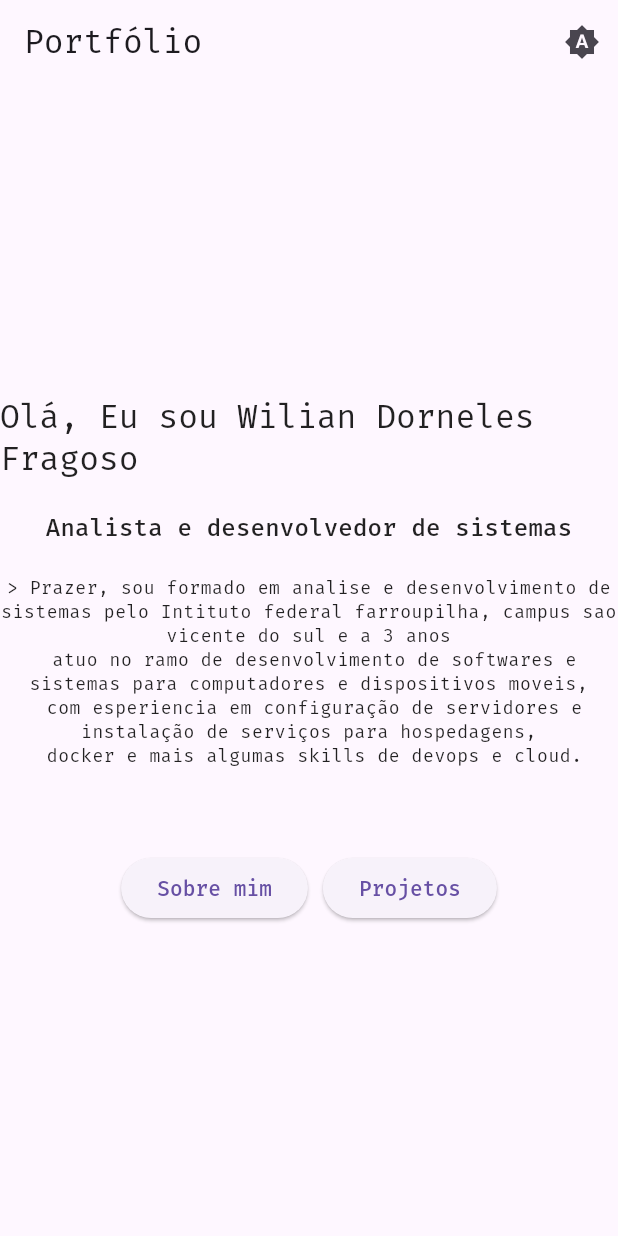
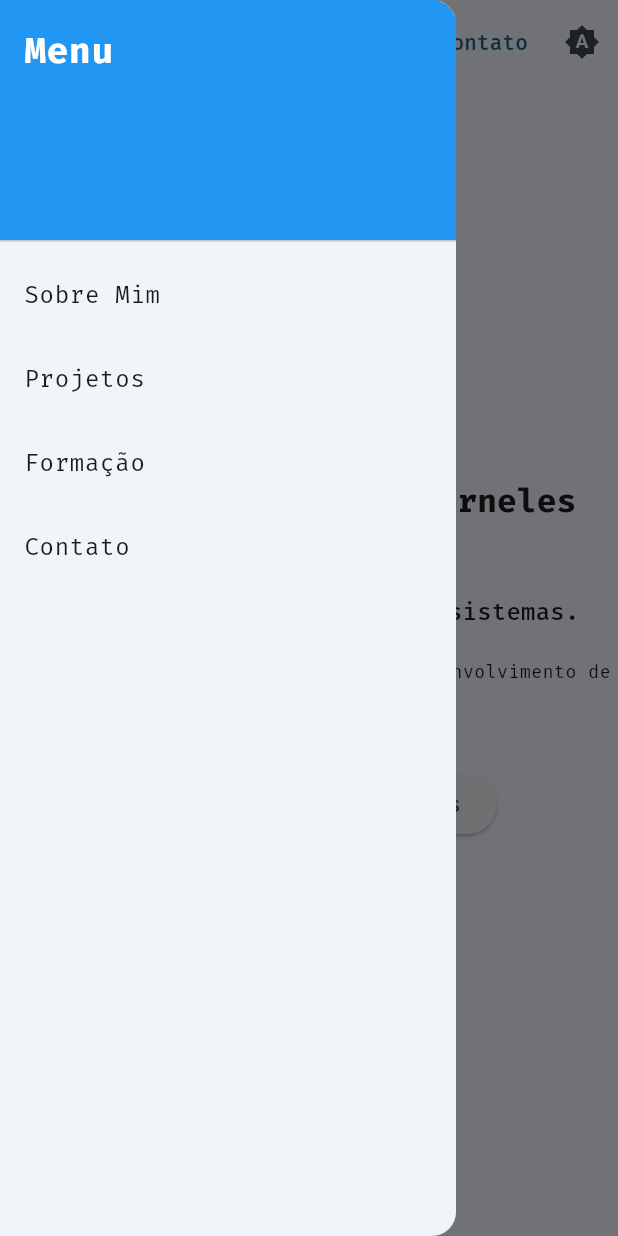
Before and after one commit to wiliantv/portifolio, a Flutter app: the screen it shows after launch, with the side drawer open (before the commit the screen has no drawer), on a phone screen of 412 x 824 dp. Run offline on Flutter 3.47's test engine with Material 3 defaults, Android fonts, the phone set to English and light mode, and no system bars; our stand-ins replace easy_dynamic_theme, google_fonts.

Commit message:
Ajustes na interface e criado o componente que "Digita" o texto

```diff
--- a/lib/main.dart
+++ b/lib/main.dart
@@ -1,6 +1,9 @@
+import 'dart:async'; // Adicione esta importação para usar Timer
 import 'package:easy_dynamic_theme/easy_dynamic_theme.dart';
 import 'package:flutter/material.dart';
 import 'package:google_fonts/google_fonts.dart';
+import 'package:portifolio/widgets/drawer.dart';
+import 'package:portifolio/widgets/typing_text.dart';
 
 void main() {
   runApp(
@@ -17,20 +20,22 @@ class MyApp extends StatelessWidget {
       title: 'Portfólio',
       debugShowCheckedModeBanner: false,
       theme: ThemeData(
-        primarySwatch: Colors.blue,
+        colorScheme: ColorScheme.fromSeed(seedColor: Colors.lightBlue, brightness: Brightness.light),
         textTheme: GoogleFonts.firaCodeTextTheme(
-          Theme.of(context)
-              .textTheme
-              .apply(bodyColor: Colors.black87, displayColor: Colors.black87),
+          Theme.of(context).textTheme.apply(
+                bodyColor: Colors.black87,
+                displayColor: Colors.black87,
+              ),
         ),
         brightness: Brightness.light,
       ),
       darkTheme: ThemeData(
-        primarySwatch: Colors.blue,
+        colorScheme: ColorScheme.fromSeed(seedColor: Colors.lightBlue, brightness: Brightness.dark),
         textTheme: GoogleFonts.firaCodeTextTheme(
-          Theme.of(context)
-              .textTheme
-              .apply(bodyColor: Colors.white, displayColor: Colors.white),
+          Theme.of(context).textTheme.apply(
+                bodyColor: Colors.white,
+                displayColor: Colors.white,
+              ),
         ),
         brightness: Brightness.dark,
       ),
@@ -48,56 +53,176 @@ class HomeScreen extends StatefulWidget {
 }
 
 class _HomeScreenState extends State<HomeScreen> {
+  TypingTextController _typingTextController = TypingTextController();
+  TypingTextController _typingTextControllerS = TypingTextController();
+  TypingTextController _typingTextControllerS2 = TypingTextController();
+
+  @override
+  void initState() {
+    super.initState();
+    _typingTextController
+        .onStopTyping(() => _typingTextControllerS.startAnimation());
+    _typingTextControllerS.onStopTyping(() => _typingTextControllerS2.startAnimation());
+  }
+
+
+
+  @override
+  void dispose() {
+    super.dispose();
+  }
+
   @override
   Widget build(BuildContext context) {
+    var isMobile = MediaQuery.of(context).size.width < 800;
     return Scaffold(
       appBar: AppBar(
         title: Text('Portfólio'),
         actions: [
-          EasyDynamicThemeBtn()
+          if(!isMobile)
+            TextButton(onPressed: () {
+
+            }, child: Text('Sobre')),
+          TextButton(onPressed: () {
+
+          }, child: Text('Formação')),
+          TextButton(onPressed: () {
+
+          }, child: Text('Projetos')),
+          TextButton(onPressed: () {
+
+          }, child: Text('Contato')),
+          EasyDynamicThemeBtn(),
         ],
       ),
-      body: Center(
+      drawer: !isMobile ? null : ResponsiveMenu(),
+      body: Container(
+        child: Center(
           child: Column(
             mainAxisAlignment: MainAxisAlignment.center,
             children: <Widget>[
-            Text(
-              'Olá, Eu sou Wilian Dorneles Fragoso',
-              style: Theme.of(context).textTheme.titleLarge,
+              TypingText(
+                'Olá, Eu sou Wilian Dorneles Fragoso.',
+                controller: _typingTextController,
+                style: Theme.of(context).textTheme.titleLarge!.copyWith(
+                      fontWeight: FontWeight.bold,
+                      color: Theme.of(context).colorScheme.onBackground,
+                    ),
+                textAlign: TextAlign.center,
               ),
               SizedBox(height: 20),
-            Text(
-              'Analista e desenvolvedor de sistemas',
-              style: Theme.of(context).textTheme.titleMedium,
+              TypingText(
+                'Analista e desenvolvedor de sistemas.',
+                controller: _typingTextControllerS,
+                autoStart: false,
+                style: Theme.of(context).textTheme.titleMedium!.copyWith(
+                      fontWeight: FontWeight.w500,
+                      color: Theme.of(context).colorScheme.onBackground,
+                    ),
+                textAlign: TextAlign.center,
               ),
               SizedBox(height: 20),
-            Text(
-              '> Prazer, sou formado em analise e desenvolvimento de sistemas pelo Intituto federal farroupilha, campus sao vicente do sul e a 3 anos\n atuo no ramo de desenvolvimento de softwares e sistemas para computadores e dispositivos moveis,\n com esperiencia em configuração de servidores e instalação de serviços para hospedagens,\n docker e mais algumas skills de devops e cloud. \n',
-              style: Theme.of(context).textTheme.bodySmall
-              ,textAlign: TextAlign.center ,
+              TypingText(
+                "> Prazer, sou formado em Análise e Desenvolvimento de Sistemas pelo Instituto Federal Farroupilha, Campus São Vicente do Sul. \n Há 3 anos atuo no ramo de desenvolvimento de softwares e sistemas para computadores e dispositivos móveis,\n com experiência em configuração de servidores, instalação de serviços para hospedagens, Docker e algumas habilidades em DevOps e Cloud.",
+
+                controller: _typingTextControllerS2,
+                autoStart: false,
+                style: Theme.of(context).textTheme.bodySmall!.copyWith(
+                      color: Theme.of(context).colorScheme.onBackground,
                     ),
+                textAlign: TextAlign.center,
+              ),
+
               SizedBox(height: 40),
               Row(
                 mainAxisAlignment: MainAxisAlignment.center,
                 children: [
                   ElevatedButton(
                     onPressed: () {
-                    // Navegar para a seção de projetos
+                      Navigator.push(
+                        context,
+                        MaterialPageRoute(builder: (context) => AboutPage()),
+                      );
                     },
-                  child: Text('Sobre mim'),
+                    child: Text('Sobre Mim'),
                   ),
                   SizedBox(width: 10),
                   ElevatedButton(
                     onPressed: () {
-                    // Navegar para a seção de contato
+                      Navigator.push(
+                        context,
+                        MaterialPageRoute(builder: (context) => ProjectsPage()),
+                      );
                     },
                     child: Text('Projetos'),
                   ),
-                ]
-            )
                 ],
+              ),
+            ],
+          ),
         ),
       ),
     );
   }
 }
+
+// Páginas de exemplo
+class AboutPage extends StatelessWidget {
+  @override
+  Widget build(BuildContext context) {
+    return Scaffold(
+      appBar: AppBar(title: Text('Sobre Mim')),
+      body: Center(
+        child: Text(
+          'Conteúdo da página Sobre Mim',
+          style: Theme.of(context).textTheme.bodyMedium,
+        ),
+      ),
+    );
+  }
+}
+
+class ProjectsPage extends StatelessWidget {
+  @override
+  Widget build(BuildContext context) {
+    return Scaffold(
+      appBar: AppBar(title: Text('Projetos')),
+      body: Center(
+        child: Text(
+          'Conteúdo da página Projetos',
+          style: Theme.of(context).textTheme.bodyMedium,
+        ),
+      ),
+    );
+  }
+}
+
+class EducationPage extends StatelessWidget {
+  @override
+  Widget build(BuildContext context) {
+    return Scaffold(
+      appBar: AppBar(title: Text('Formação')),
+      body: Center(
+        child: Text(
+          'Conteúdo da página Formação',
+          style: Theme.of(context).textTheme.bodyMedium,
+        ),
+      ),
+    );
+  }
+}
+
+class ContactPage extends StatelessWidget {
+  @override
+  Widget build(BuildContext context) {
+    return Scaffold(
+      appBar: AppBar(title: Text('Contato')),
+      body: Center(
+        child: Text(
+          'Conteúdo da página Contato',
+          style: Theme.of(context).textTheme.bodyMedium,
+        ),
+      ),
+    );
+  }
+}
--- /dev/null
+++ b/lib/widgets/drawer.dart
@@ -0,0 +1,65 @@
+import 'package:flutter/material.dart';
+
+class ResponsiveMenu extends StatelessWidget {
+  const ResponsiveMenu({super.key});
+
+  @override
+  Widget build(BuildContext context) {
+    return Drawer(
+      child: ListView(
+        padding: EdgeInsets.zero,
+        children: <Widget>[
+          DrawerHeader(
+            decoration: BoxDecoration(
+              color: Colors.blue,
+            ),
+            child: Text(
+              'Menu',
+              style: TextStyle(
+                color: Colors.white,
+                fontSize: 24,
+                fontWeight: FontWeight.bold,
+              ),
+            ),
+          ),
+          ListTile(
+            title: Text('Sobre Mim'),
+            onTap: () {
+              // Navigator.push(
+              //   context,
+              //   MaterialPageRoute(builder: (context) => AboutPage()),
+              // );
+            },
+          ),
+          ListTile(
+            title: Text('Projetos'),
+            onTap: () {
+              // Navigator.push(
+              //   context,
+              //   MaterialPageRoute(builder: (context) => ProjectsPage()),
+              // );
+            },
+          ),
+          ListTile(
+            title: Text('Formação'),
+            onTap: () {
+              // Navigator.push(
+              //   context,
+              //   MaterialPageRoute(builder: (context) => EducationPage()),
+              // );
+            },
+          ),
+          ListTile(
+            title: Text('Contato'),
+            onTap: () {
+              // Navigator.push(
+              //   context,
+              //   MaterialPageRoute(builder: (context) => ContactPage()),
+              // );
+            },
+          ),
+        ],
+      ),
+    );
+  }
+}
--- /dev/null
+++ b/lib/widgets/typing_text.dart
@@ -0,0 +1,129 @@
+import 'dart:async';
+import 'package:flutter/material.dart';
+
+class TypingText extends StatefulWidget {
+  final String text;
+  final TextStyle style;
+  final bool autoStart;
+  final TextAlign? textAlign;
+  final TypingTextController controller;
+
+  TypingText(
+      this.text, {
+        Key? key,
+        required this.style,
+        this.autoStart = true,
+        this.textAlign,
+        TypingTextController? controller,
+      })  : controller = controller ?? TypingTextController(),
+        super(key: key);
+
+  @override
+  State<TypingText> createState() => _TypingTextState();
+}
+
+class _TypingTextState extends State<TypingText>
+    with SingleTickerProviderStateMixin {
+  late Timer _typingTimer;
+  late Timer _cursorTimer;
+  String _displayedText = '';
+  int _currentIndex = 0;
+  bool _isCursorVisible = false;
+
+  @override
+  void initState() {
+    super.initState();
+    if (widget.autoStart) {
+      _startTyping();
+    }
+    widget.controller._setState(this);
+  }
+
+  void _startTyping() {
+    setState(() {
+      _isCursorVisible = true; // Start cursor visibility when typing starts
+    });
+    _typingTimer = Timer.periodic(widget.controller.typingSpeed, (Timer timer) {
+      if (_currentIndex < widget.text.length) {
+        setState(() {
+          _displayedText = widget.text.substring(0, _currentIndex + 1);
+          _currentIndex++;
+        });
+      } else {
+        timer.cancel();
+        widget.controller._onStopTyping?.call();
+        _stopCursorBlink(); // Ensure cursor stops blinking when typing ends
+      }
+    });
+    _startCursorBlink(); // Start cursor blinking
+  }
+
+  void _startCursorBlink() {
+    _cursorTimer = Timer.periodic(const Duration(milliseconds: 500), (Timer timer) {
+      if (_isCursorVisible) {
+        setState(() {
+          _displayedText = _displayedText.endsWith('|')
+              ? _displayedText.substring(0, _displayedText.length - 1)
+              : _displayedText + '|';
+        });
+      }
+    });
+  }
+
+  void _stopCursorBlink() {
+    _cursorTimer.cancel();
+    setState(() {
+      _isCursorVisible = false; // Stop cursor visibility when typing stops
+      if (_displayedText.endsWith('|')) {
+        _displayedText = _displayedText.substring(0, _displayedText.length - 1);
+      }
+    });
+  }
+
+  void _stopTyping() {
+    _typingTimer.cancel();
+    _stopCursorBlink();
+  }
+
+  @override
+  void dispose() {
+    _typingTimer.cancel();
+    _cursorTimer.cancel();
+    super.dispose();
+  }
+
+  @override
+  Widget build(BuildContext context) {
+    return Text(
+      _displayedText,
+      style: widget.style,
+      textAlign: widget.textAlign,
+    );
+  }
+}
+
+class TypingTextController {
+  final Duration typingSpeed;
+  Function? _onStopTyping;
+  _TypingTextState? _typingTextState;
+
+  TypingTextController({
+    this.typingSpeed = const Duration(milliseconds: 60),
+  });
+
+  void _setState(_TypingTextState state) {
+    _typingTextState = state;
+  }
+
+  void startAnimation() {
+    _typingTextState?._startTyping();
+  }
+
+  void stopAnimation() {
+    _typingTextState?._stopTyping();
+  }
+
+  void onStopTyping(Function onStopTyping) {
+    _onStopTyping = onStopTyping;
+  }
+}
```
Also changed, not shown: 3 other files. Lines whose indentation alone changed are shown as unchanged.
